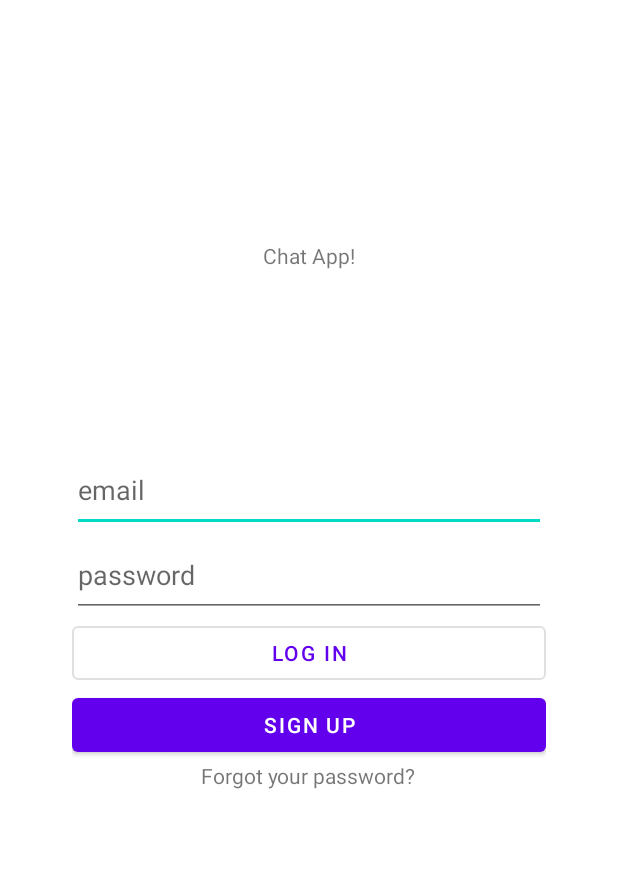
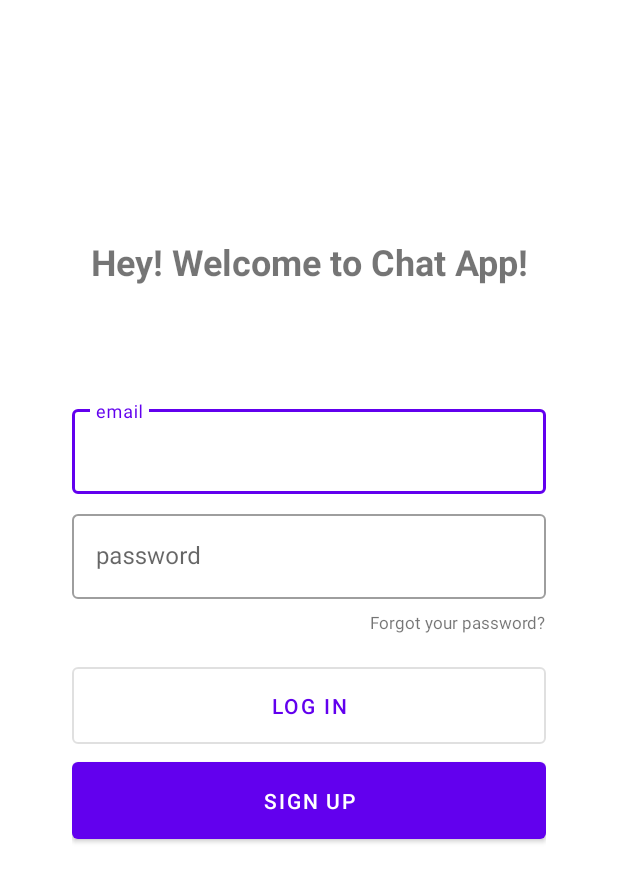
Before and after one commit to marialemon/chat-app, an Android app: the screen it shows after launch (LoginActivity), on a phone screen of 412 x 824 dp. Shown: the top 882 px of the screen. Run offline under Robolectric (Android 15) with nearby library versions, the phone set to English and light mode, and no system bars; our stand-ins replace Firebase (no records; nobody signed in at launch, a user with empty details on screens opened directly).

Commit message:
validate pass and email, refactor

```diff
--- a/app/src/main/res/layout/activity_login.xml
+++ b/app/src/main/res/layout/activity_login.xml
@@ -9,7 +9,9 @@
     <TextView
         android:layout_width="wrap_content"
         android:layout_height="wrap_content"
-        android:text="Chat App!"
+        android:text="Hey! Welcome to Chat App!"
+        android:textStyle="bold"
+        android:textSize="24sp"
         app:layout_constraintBottom_toBottomOf="parent"
         app:layout_constraintLeft_toLeftOf="parent"
         app:layout_constraintRight_toRightOf="parent"
@@ -19,52 +21,70 @@
     <LinearLayout
         android:layout_width="match_parent"
         android:layout_height="wrap_content"
-        android:layout_margin="@dimen/dimen_xxl"
-        android:gravity="center"
+        android:layout_marginHorizontal="@dimen/dimen_xxl"
         android:orientation="vertical"
         app:layout_constraintBottom_toBottomOf="parent"
-        app:layout_constraintLeft_toLeftOf="parent"
-        app:layout_constraintRight_toRightOf="parent"
         app:layout_constraintTop_toTopOf="parent">
 
-        <EditText
-            android:id="@+id/emailInput"
+        <com.google.android.material.textfield.TextInputLayout
+            android:id="@+id/emailLayout"
+            style="@style/Widget.MaterialComponents.TextInputLayout.OutlinedBox"
             android:layout_width="match_parent"
             android:layout_height="wrap_content"
-            android:autofillHints="emailAddress"
+            android:layout_marginVertical="@dimen/dimen_xs"
             android:hint="email"
-            android:inputType="textEmailAddress"
-            android:paddingVertical="@dimen/dimen_default"
-            app:layout_constraintBottom_toTopOf="@+id/passwordField" />
+            android:selectAllOnFocus="true"
+            app:layout_constraintBottom_toTopOf="@+id/passwordField">
 
-        <EditText
-            android:id="@+id/passwordInput"
+            <EditText
+                android:id="@+id/emailInput"
+                android:layout_width="match_parent"
+                android:layout_height="wrap_content"
+                android:inputType="textEmailAddress" />
+
+        </com.google.android.material.textfield.TextInputLayout>
+
+        <com.google.android.material.textfield.TextInputLayout
+            android:id="@+id/passwordLayout"
+            style="@style/Widget.MaterialComponents.TextInputLayout.OutlinedBox"
             android:layout_width="match_parent"
             android:layout_height="wrap_content"
-            android:autofillHints="password"
             android:hint="password"
-            android:inputType="textPassword"
-            android:paddingVertical="@dimen/dimen_default"
-            app:layout_constraintTop_toBottomOf="@+id/emailField" />
+            android:selectAllOnFocus="true"
+            app:layout_constraintTop_toBottomOf="@+id/emailField">
+
+            <EditText
+                android:id="@+id/passwordInput"
+                android:layout_width="match_parent"
+                android:layout_height="wrap_content"
+                android:inputType="textPassword" />
+
+        </com.google.android.material.textfield.TextInputLayout>
+
+        <TextView
+            android:id="@+id/forgotPassword"
+            android:layout_width="wrap_content"
+            android:layout_height="wrap_content"
+            android:layout_gravity="end"
+            android:layout_marginTop="@dimen/dimen_xs"
+            android:layout_marginBottom="@dimen/dimen_default"
+            android:text="Forgot your password?"
+            android:textSize="11sp" />
 
         <Button
             android:id="@+id/logInButton"
             style="@style/Widget.MaterialComponents.Button.OutlinedButton"
             android:layout_width="match_parent"
             android:layout_height="wrap_content"
+            android:padding="@dimen/dimen_default"
             android:text="log in" />
 
         <Button
             android:id="@+id/signUpButton"
             android:layout_width="match_parent"
             android:layout_height="wrap_content"
+            android:padding="@dimen/dimen_default"
             android:text="sign up" />
-
-        <TextView
-            android:id="@+id/forgotPassword"
-            android:layout_width="wrap_content"
-            android:layout_height="wrap_content"
-            android:text="Forgot your password?" />
 
     </LinearLayout>
 
```
Also changed, not shown: app/src/main/java/com/marianunez/chatapp/LoginActivity.kt (+58 -44 lines).
